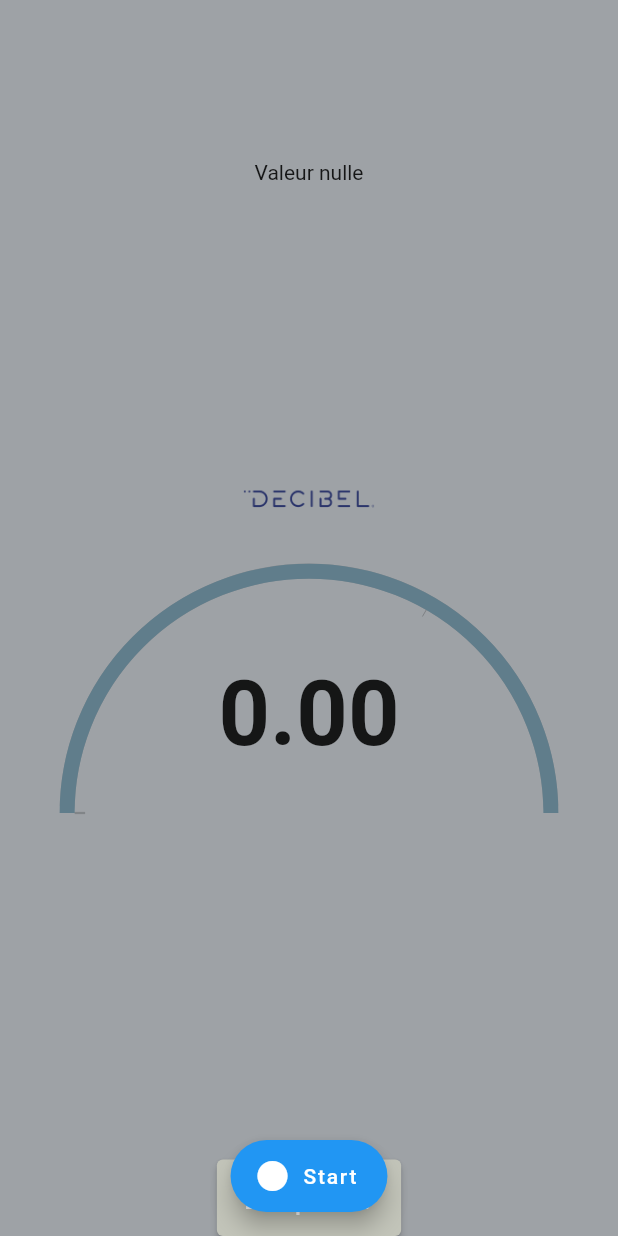
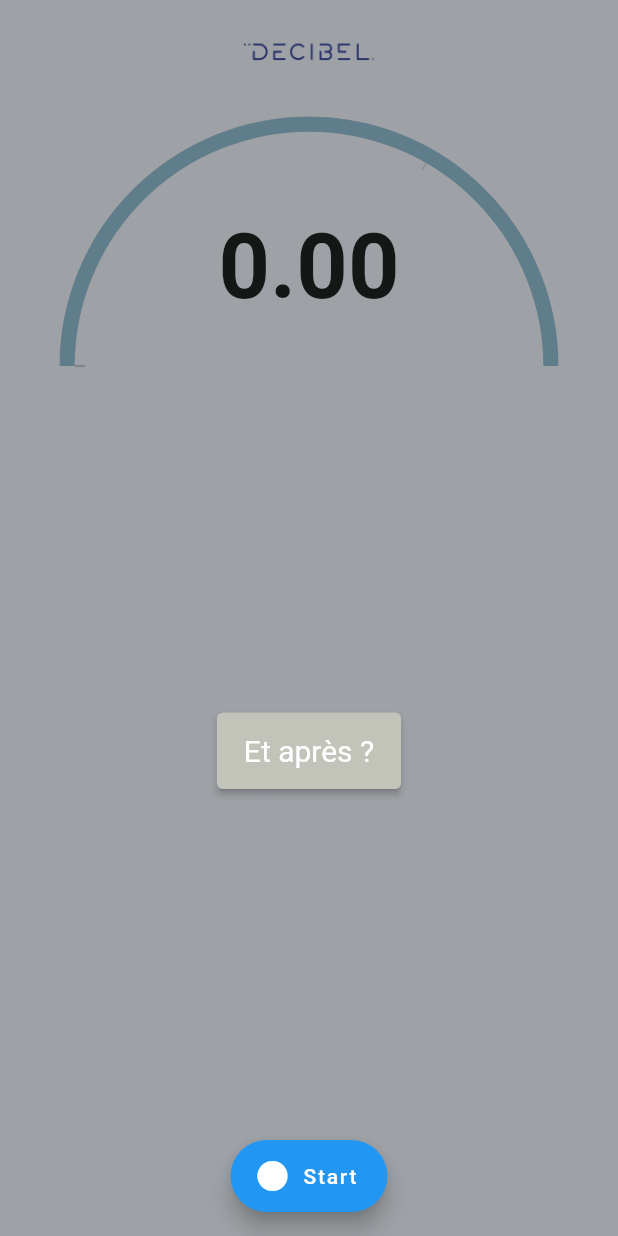
Before and after one commit to gudrian1/decibel_chomeur, a Flutter app: the NoiseListen screen opened directly, on a phone screen of 412 x 824 dp. Run offline on Flutter 3.47's test engine with Material 2 defaults, Android fonts, the phone set to English and light mode, and no system bars; drawn by our look-alikes of syncfusion_flutter_gauges; missing offline and left inert: noise_meter.

Commit message:
Update noise_listen.dart
Fonctionnement noise_listen et affichage de la gauge. Bug présent lorsque nous souhaitons réenregistrer le son ça ne se lance pas suite à la variable que nous utilisons.

```diff
--- a/lib/Enregistrement/noise_listen.dart
+++ b/lib/Enregistrement/noise_listen.dart
@@ -87,17 +87,6 @@ class _NoiseListenState extends State<NoiseListen> {
       body: Container(
         child: Column(
           children: [
-            Expanded(
-              flex: 2,
-              child: Center(
-                child: Text(
-                  meanDB != null ? getMeanDB()!.toStringAsFixed(2) : 'Valeur nulle',
-                ),
-              ),
-            ),
-            SizedBox(
-              height: 68,
-            ),
             PageOrg()
           ],
         ),
```
